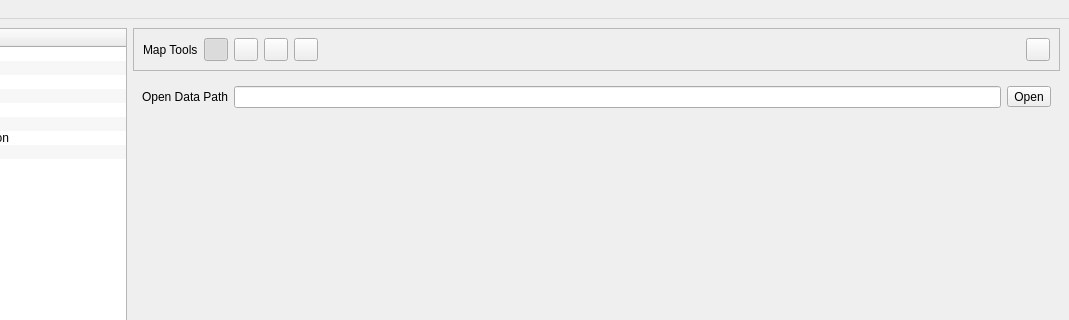
Qt form irs/src/gui/wfipsmainwindow.ui (firelab/wfips) before a commit; both pictures show x 138 to 1207 and y 0 to 320 of the 1207 by 806 pixel window.
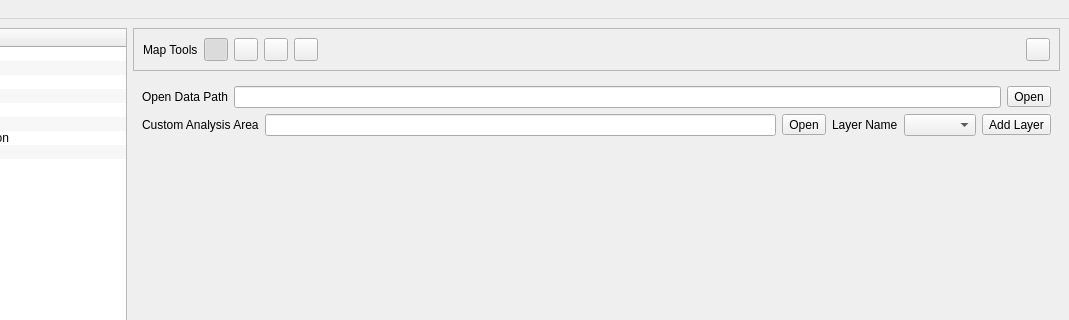
The same form after that commit.

Patch:
```diff
--- a/irs/src/gui/wfipsmainwindow.ui
+++ b/irs/src/gui/wfipsmainwindow.ui
@@ -330,6 +330,44 @@
             </item>
            </layout>
           </item>
+          <item>
+           <layout class="QHBoxLayout" name="horizontalLayout_15">
+            <item>
+             <widget class="QLabel" name="label_15">
+              <property name="text">
+               <string>Custom Analysis Area</string>
+              </property>
+             </widget>
+            </item>
+            <item>
+             <widget class="QLineEdit" name="customAnalysisAreaLineEdit"/>
+            </item>
+            <item>
+             <widget class="QToolButton" name="customAnalysisAreaOpenToolButton">
+              <property name="text">
+               <string>Open</string>
+              </property>
+             </widget>
+            </item>
+            <item>
+             <widget class="QLabel" name="label_16">
+              <property name="text">
+               <string>Layer Name</string>
+              </property>
+             </widget>
+            </item>
+            <item>
+             <widget class="QComboBox" name="customAnalysisAreaLayerComboBox"/>
+            </item>
+            <item>
+             <widget class="QToolButton" name="customAnalysisAreaAddLayerToolButton">
+              <property name="text">
+               <string>Add Layer</string>
+              </property>
+             </widget>
+            </item>
+           </layout>
+          </item>
           <item>
            <spacer name="verticalSpacer_7">
             <property name="orientation">
```
Left out of the diff: 25 changed lines with no effect on the pictures.
